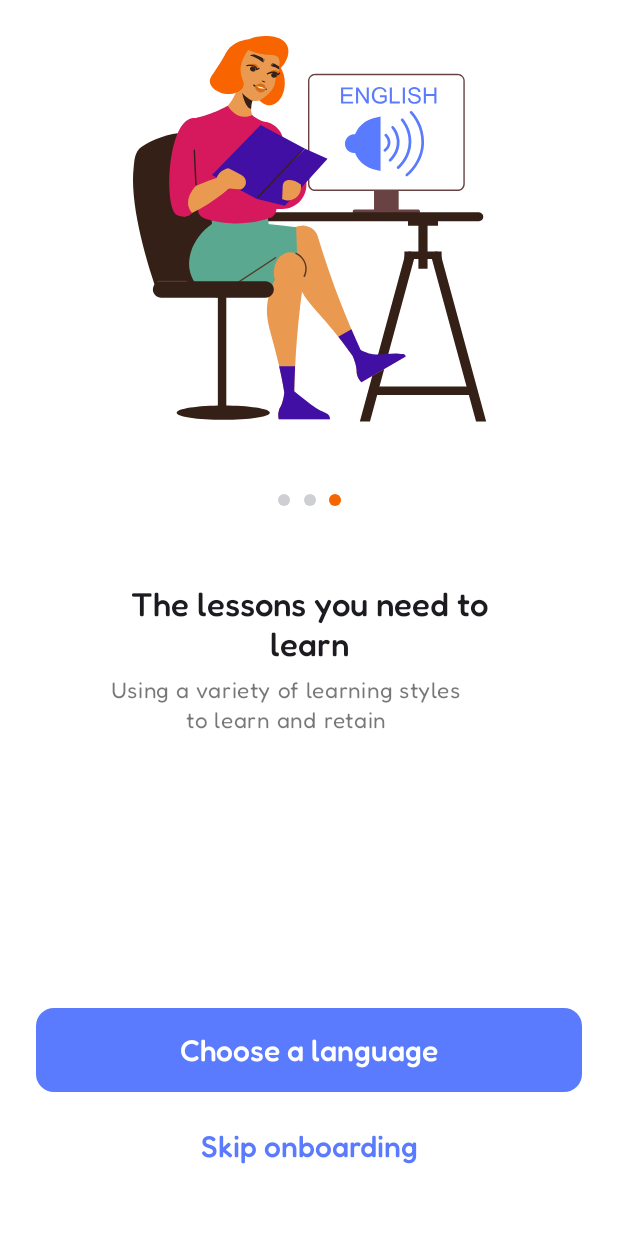
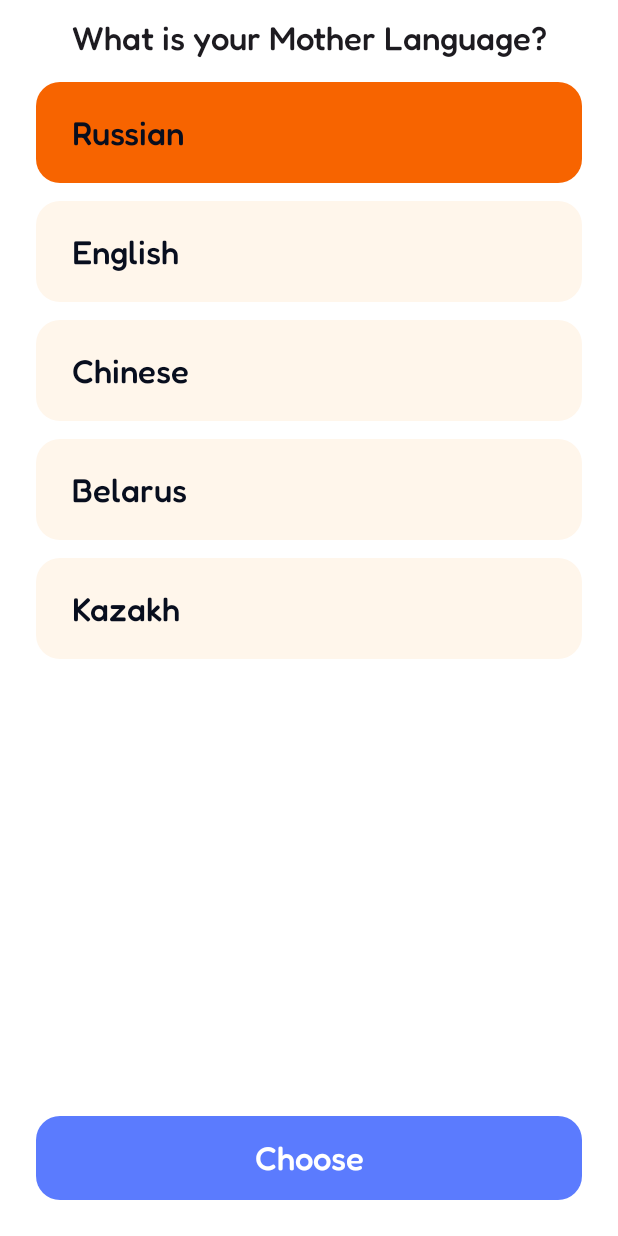
Before and after one commit to d1agnozzz/LanguageApp2024, an Android app built with Jetpack Compose: the screen it shows after launch (MainActivity), after a tap on "Choose a language", on a phone screen of 412 x 824 dp. Run offline under Robolectric (Android 15) with nearby library versions, the phone set to English and light mode, and no system bars; our stand-ins replace Dagger/Hilt's generated code; 2 other taps on this screen came first.

Commit message:
onboarding and language select finished

```diff
--- a/app/src/main/java/com/example/mobile_bvt2002_mitrofanov/navigation/NavHost.kt
+++ b/app/src/main/java/com/example/mobile_bvt2002_mitrofanov/navigation/NavHost.kt
@@ -6,6 +6,8 @@ import androidx.navigation.compose.NavHost
 import androidx.navigation.compose.composable
 import androidx.navigation.compose.rememberNavController
 import androidx.navigation.createGraph
+import com.example.mobile_bvt2002_mitrofanov.ui.screens.languageSelect.LanguageSelectScreen
+import com.example.mobile_bvt2002_mitrofanov.ui.screens.languageSelect.LanguageSelectViewModel
 import com.example.mobile_bvt2002_mitrofanov.ui.screens.onBoarding.OnBoardingScreen
 import com.example.mobile_bvt2002_mitrofanov.ui.screens.onBoarding.OnBoardingViewModel
 
@@ -18,7 +20,18 @@ fun NavHostInit() {
 
             OnBoardingScreen(
                 onBoardingViewModel = onBoardingViewModel,
-                onOnBoardingFinished = { /*TODO*/ })
+                onOnBoardingFinished = { navController.navigate(NavigationTree.LanguageSelect.name){
+                    popUpTo(0)
+                } })
+        }
+        composable(NavigationTree.LanguageSelect.name) {
+
+            val languageSelectViewModel = hiltViewModel<LanguageSelectViewModel>()
+
+            LanguageSelectScreen(onBoardingViewModel = languageSelectViewModel) {
+
+            }
+
         }
     }
 
--- /dev/null
+++ b/app/src/main/java/com/example/mobile_bvt2002_mitrofanov/ui/components/FilledButton.kt
@@ -0,0 +1,24 @@
+package com.example.mobile_bvt2002_mitrofanov.ui.components
+
+import androidx.compose.foundation.layout.fillMaxWidth
+import androidx.compose.foundation.layout.height
+import androidx.compose.foundation.shape.RoundedCornerShape
+import androidx.compose.material3.Button
+import androidx.compose.material3.ButtonColors
+import androidx.compose.material3.ButtonDefaults
+import androidx.compose.runtime.Composable
+import androidx.compose.ui.Modifier
+import androidx.compose.ui.unit.dp
+
+@Composable
+fun FilledButton(
+    modifier: Modifier = Modifier.fillMaxWidth().height(56.dp),
+    onClick: () -> Unit,
+    colors: ButtonColors = ButtonDefaults.buttonColors(),
+    content: @Composable () -> Unit,
+) {
+    Button(modifier = modifier, onClick = onClick, colors = colors, shape = RoundedCornerShape(16.dp)) {
+        content()
+    }
+
+}
--- /dev/null
+++ b/app/src/main/java/com/example/mobile_bvt2002_mitrofanov/ui/screens/languageSelect/LanguageSelectScreen.kt
@@ -0,0 +1,30 @@
+package com.example.mobile_bvt2002_mitrofanov.ui.screens.languageSelect
+
+import androidx.compose.runtime.Composable
+import androidx.compose.runtime.collectAsState
+import com.example.mobile_bvt2002_mitrofanov.ui.screens.languageSelect.models.LanguageSelectEvent
+import com.example.mobile_bvt2002_mitrofanov.ui.screens.languageSelect.views.LanguageSelectView
+
+@Composable
+fun LanguageSelectScreen(
+    onBoardingViewModel: LanguageSelectViewModel,
+    onLanguageSelectFinish: () -> Unit,
+) {
+    val viewState = onBoardingViewModel.viewState.collectAsState()
+
+    with(viewState.value) {
+        LanguageSelectView(
+            this@with,
+            onLanguageSelect = { language ->
+                onBoardingViewModel.obtainEvent(
+                    LanguageSelectEvent.LanguageSelected(language)
+                )
+            },
+            onChooseClicked = {
+                onBoardingViewModel.obtainEvent(
+                    LanguageSelectEvent.ChooseClicked
+                )
+            }
+            )
+    }
+}
--- /dev/null
+++ b/app/src/main/java/com/example/mobile_bvt2002_mitrofanov/ui/screens/languageSelect/LanguageSelectViewModel.kt
@@ -0,0 +1,46 @@
+package com.example.mobile_bvt2002_mitrofanov.ui.screens.languageSelect
+
+import android.app.Application
+import androidx.lifecycle.AndroidViewModel
+import com.example.mobile_bvt2002_mitrofanov.common.EventHandler
+import com.example.mobile_bvt2002_mitrofanov.data.onBoardingDataStore
+import com.example.mobile_bvt2002_mitrofanov.ui.screens.languageSelect.models.Language
+import com.example.mobile_bvt2002_mitrofanov.ui.screens.languageSelect.models.LanguageSelectEvent
+import com.example.mobile_bvt2002_mitrofanov.ui.screens.languageSelect.models.LanguageSelectViewState
+import dagger.hilt.android.lifecycle.HiltViewModel
+import kotlinx.coroutines.flow.MutableStateFlow
+import kotlinx.coroutines.flow.StateFlow
+import javax.inject.Inject
+
+@HiltViewModel
+class LanguageSelectViewModel @Inject constructor(application: Application) :
+    AndroidViewModel(application), EventHandler<LanguageSelectEvent> {
+
+    private val _viewState = MutableStateFlow(LanguageSelectViewState())
+    val viewState: StateFlow<LanguageSelectViewState> = _viewState
+
+    private val context =   application.applicationContext
+
+    private suspend fun updateOnBoardingFlag(value: Boolean) {
+        context.onBoardingDataStore.updateData { currentValue ->
+            currentValue.toBuilder().setShowOnboarding(value).build()
+        }
+    }
+
+    private fun selectLanguage(language: Language) {
+        _viewState.value = _viewState.value.copy(language)
+    }
+
+    private fun onChooseClicked() {
+        TODO("Not yet implemented")
+    }
+
+    override fun obtainEvent(event: LanguageSelectEvent) {
+        when (event) {
+            is LanguageSelectEvent.LanguageSelected -> selectLanguage(event.language)
+            LanguageSelectEvent.ChooseClicked -> onChooseClicked()
+        }
+    }
+
+
+}
--- /dev/null
+++ b/app/src/main/java/com/example/mobile_bvt2002_mitrofanov/ui/screens/languageSelect/models/LanguageSelectEvent.kt
@@ -0,0 +1,7 @@
+package com.example.mobile_bvt2002_mitrofanov.ui.screens.languageSelect.models
+
+sealed class LanguageSelectEvent {
+
+    data class LanguageSelected(val language: Language) : LanguageSelectEvent()
+    object ChooseClicked : LanguageSelectEvent()
+}
--- /dev/null
+++ b/app/src/main/java/com/example/mobile_bvt2002_mitrofanov/ui/screens/languageSelect/models/LanguageSelectViewState.kt
@@ -0,0 +1,9 @@
+package com.example.mobile_bvt2002_mitrofanov.ui.screens.languageSelect.models
+
+enum class Language {
+    Russian, English, Chinese, Belarus, Kazakh
+}
+
+data class LanguageSelectViewState(
+    val selectedLanguage: Language = Language.Russian
+)
--- /dev/null
+++ b/app/src/main/java/com/example/mobile_bvt2002_mitrofanov/ui/screens/languageSelect/views/LanguageSelectView.kt
@@ -0,0 +1,86 @@
+package com.example.mobile_bvt2002_mitrofanov.ui.screens.languageSelect.views
+
+import androidx.compose.foundation.background
+import androidx.compose.foundation.layout.Box
+import androidx.compose.foundation.layout.Column
+import androidx.compose.foundation.layout.Row
+import androidx.compose.foundation.layout.Spacer
+import androidx.compose.foundation.layout.fillMaxSize
+import androidx.compose.foundation.layout.fillMaxWidth
+import androidx.compose.foundation.layout.height
+import androidx.compose.foundation.layout.padding
+import androidx.compose.foundation.lazy.LazyColumn
+import androidx.compose.material3.ButtonDefaults
+import androidx.compose.material3.MaterialTheme
+import androidx.compose.material3.Text
+import androidx.compose.runtime.Composable
+import androidx.compose.ui.Modifier
+import androidx.compose.ui.text.style.TextAlign
+import androidx.compose.ui.unit.dp
+import com.example.mobile_bvt2002_mitrofanov.ui.components.FilledButton
+import com.example.mobile_bvt2002_mitrofanov.ui.screens.languageSelect.models.Language
+import com.example.mobile_bvt2002_mitrofanov.ui.screens.languageSelect.models.LanguageSelectViewState
+import com.example.mobile_bvt2002_mitrofanov.ui.theme.AppColors
+
+@Composable
+fun LanguageSelectView(
+    viewState: LanguageSelectViewState,
+    onLanguageSelect: (language: Language) -> Unit,
+    onChooseClicked: () -> Unit
+) {
+    Box(
+        modifier = Modifier
+            .background(MaterialTheme.colorScheme.background)
+            .padding(horizontal = 24.dp)
+            .padding(top = 12.dp, bottom = 24.dp)
+            .fillMaxSize()
+    ) {
+        Column(modifier = Modifier.fillMaxSize()) {
+            Text(
+                text = "What is your Mother Language?",
+                style = MaterialTheme.typography.headlineMedium,
+                modifier = Modifier
+                    .fillMaxWidth()
+                    .padding(bottom = 16.dp),
+                textAlign = TextAlign.Center,
+                color = MaterialTheme.colorScheme.onBackground
+            )
+            LazyColumn {
+                for (language in Language.entries) {
+                    item {
+                        FilledButton(
+                            modifier = Modifier
+                                .fillMaxWidth()
+                                .padding(bottom = 12.dp)
+                                .height(67.dp),
+                            onClick = {onLanguageSelect(language)},
+                            colors = ButtonDefaults.buttonColors(containerColor = when (language == viewState.selectedLanguage) {
+                                true -> AppColors.Orange
+                                else -> AppColors.LightCream
+                            })
+                        ) {
+                            Row(modifier = Modifier.fillMaxWidth()) {
+                                Text(
+                                    text = language.name,
+                                    style = MaterialTheme.typography.headlineMedium,
+                                    color = AppColors.Dark
+                                )
+                            }
+                        }
+
+                    }
+
+                }
+            }
+
+            Spacer(modifier = Modifier.weight(1f))
+
+            FilledButton(onClick = onChooseClicked) {
+                Text(text = "Choose", style = MaterialTheme.typography.headlineMedium)
+
+            }
+
+        }
+
+    }
+}
--- a/app/src/main/java/com/example/mobile_bvt2002_mitrofanov/ui/screens/onBoarding/OnBoardingScreen.kt
+++ b/app/src/main/java/com/example/mobile_bvt2002_mitrofanov/ui/screens/onBoarding/OnBoardingScreen.kt
@@ -4,6 +4,7 @@ import android.app.Activity
 import androidx.compose.foundation.isSystemInDarkTheme
 import androidx.compose.material3.MaterialTheme.colorScheme
 import androidx.compose.runtime.Composable
+import androidx.compose.runtime.LaunchedEffect
 import androidx.compose.runtime.SideEffect
 import androidx.compose.runtime.collectAsState
 import androidx.compose.ui.graphics.toArgb
@@ -42,5 +43,14 @@ fun OnBoardingScreen(
             viewState = this,
             onContinueClicked = { onBoardingViewModel.obtainEvent(OnBoardingEvent.ContinueClicked) },
             onSkipClicked = { onBoardingViewModel.obtainEvent(OnBoardingEvent.SkipClicked) })
+        LaunchedEffect(key1 = this.isOnBoardingFinished) {
+            when (isOnBoardingFinished) {
+                true -> onOnBoardingFinished()
+                else -> Unit
+            }
+
+        }
     }
+
+
 }
--- a/app/src/main/java/com/example/mobile_bvt2002_mitrofanov/ui/screens/onBoarding/OnBoardingViewModel.kt
+++ b/app/src/main/java/com/example/mobile_bvt2002_mitrofanov/ui/screens/onBoarding/OnBoardingViewModel.kt
@@ -30,6 +30,11 @@ class OnBoardingViewModel @Inject constructor(application: Application): Android
             _viewState.value = _viewState.value.copy(
                 stageNum = _viewState.value.stageNum + 1
             )
+        } else {
+            _viewState.value = _viewState.value.copy(
+                isOnBoardingFinished = true
+            )
+
         }
     }
 
--- a/app/src/main/java/com/example/mobile_bvt2002_mitrofanov/ui/screens/onBoarding/models/OnBoardingViewState.kt
+++ b/app/src/main/java/com/example/mobile_bvt2002_mitrofanov/ui/screens/onBoarding/models/OnBoardingViewState.kt
@@ -4,6 +4,7 @@ import com.example.mobile_bvt2002_mitrofanov.R
 
 data class OnBoardingStage(
     val stageNum: Int = 0,
+    val isOnBoardingFinished: Boolean = false,
 )
 
 const val ON_BOARDING_PAGES = 3
```
